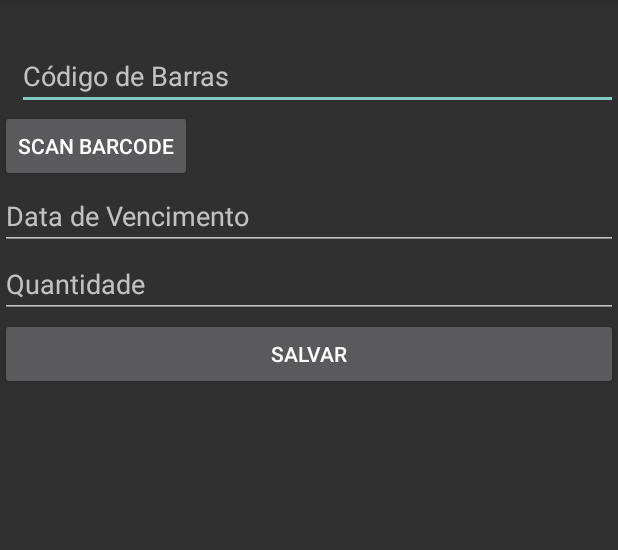
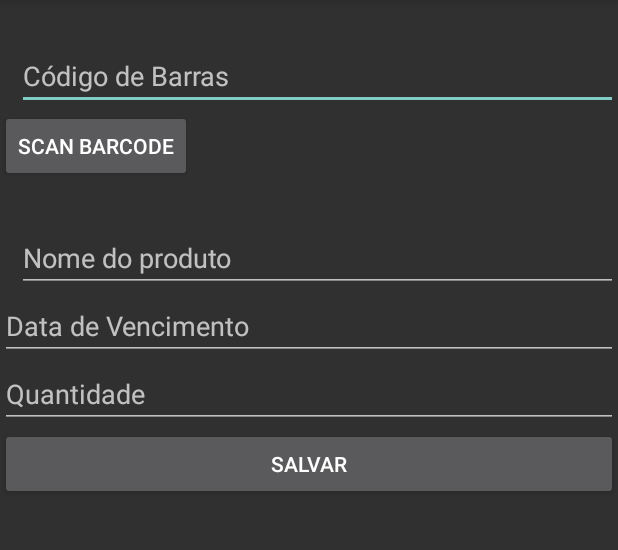
Before and after one commit to Havendak/DespensaFacil, an Android app: the screen it shows after launch (AddProduct), on a phone screen of 412 x 824 dp, the part 84-634 px from its top. Run offline under Robolectric (Android 15) with nearby library versions, the phone set to English and light mode, and no system bars.

```diff
--- a/app/build.gradle
+++ b/app/build.gradle
@@ -27,5 +27,4 @@ dependencies {
     compile 'com.android.support:appcompat-v7:24.2.1'
     compile 'com.android.support:design:24.2.1'
     testCompile 'junit:junit:4.12'
-    compile 'com.google.android.gms:play-services:9.8.0'
 }
--- a/app/src/main/res/layout/activity_add_product.xml
+++ b/app/src/main/res/layout/activity_add_product.xml
@@ -30,6 +30,20 @@
     <EditText
         android:layout_width="match_parent"
         android:layout_height="wrap_content"
+        android:inputType="textPersonName"
+        android:ems="10"
+        android:id="@+id/productNameText"
+        android:hint="Nome do produto"
+        android:layout_marginTop="28dp"
+        android:layout_alignParentTop="true"
+        android:layout_alignParentLeft="true"
+        android:layout_alignParentStart="true"
+        android:layout_marginLeft="11dp"
+        android:layout_marginStart="11dp" />
+
+    <EditText
+        android:layout_width="match_parent"
+        android:layout_height="wrap_content"
         android:inputType="date"
         android:ems="10"
         android:id="@+id/editText3"
```
Also changed, not shown: app/src/main/java/br/com/bsbapps/despensafacil/AddProduct.java (+27 -0 lines).
